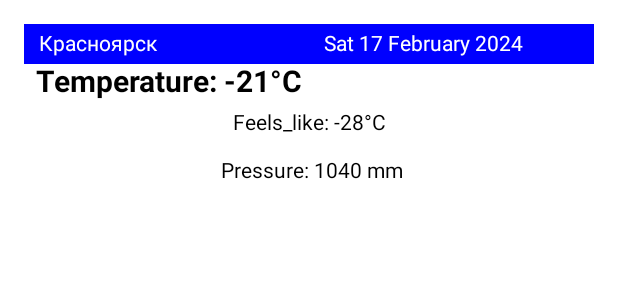
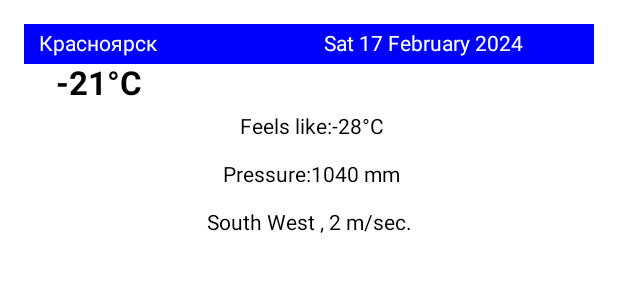
Before and after one commit to savelgmx/weatherforecast, an Android app built with Jetpack Compose: the @Preview function WeatherUISuccessPreview, on a phone screen of 412 x 824 dp. Shown: the top 300 px of the screen. Run offline under Robolectric (Android 15) with nearby library versions, the phone set to English and light mode, and no system bars; our stand-ins replace Dagger/Hilt's generated code.

Commit message:
Localization presents.Labels for ru and de locales //TODO record adding in to room table

```diff
--- a/app/src/main/java/com/example/weatherforecast/MainActivity.kt
+++ b/app/src/main/java/com/example/weatherforecast/MainActivity.kt
@@ -13,7 +13,6 @@ import androidx.compose.foundation.layout.fillMaxSize
 import androidx.compose.foundation.layout.fillMaxWidth
 import androidx.compose.foundation.layout.height
 import androidx.compose.foundation.layout.padding
-import androidx.compose.foundation.layout.size
 import androidx.compose.material3.CircularProgressIndicator
 import androidx.compose.material3.MaterialTheme
 import androidx.compose.material3.Surface
@@ -27,6 +26,7 @@ import androidx.compose.runtime.setValue
 import androidx.compose.ui.Alignment
 import androidx.compose.ui.Modifier
 import androidx.compose.ui.graphics.Color
+import androidx.compose.ui.platform.LocalContext
 import androidx.compose.ui.text.font.FontWeight
 import androidx.compose.ui.tooling.preview.Preview
 import androidx.compose.ui.unit.dp
@@ -94,11 +94,15 @@ fun WeatherUI(weatherState: Resource<WeatherResponse>) {
     ) {
         when (weatherState) {
             is Resource.Success -> {
+                val localContext = LocalContext.current //To access the context within a Composable function, use the LocalContext provided by Jetpack Compose
+
                 val temperature = weatherState.data?.main?.temp?.let { WeatherUtils.updateTemperature(it.toInt()) }
                 val name =weatherState.data?.name
-                val day= weatherState.data?.dt?.let { WeatherUtils.updateDateToToday(it.toInt()) }
-                val pressure = weatherState.data?.main?.pressure?.let { WeatherUtils.updatePressure(it) }
-                val feels_like = weatherState.data?.main?.feels_like?.let { WeatherUtils.updateTemperature(it.toInt()) }
+                val day=  weatherState.data?.dt?.let { WeatherUtils.updateDateToToday(it.toInt()) }
+                val pressure = localContext.getString(R.string.pressure)+":"+ weatherState.data?.main?.pressure?.let { WeatherUtils.updatePressure(it) }
+                val feels_like =localContext.getString(R.string.feels_like)+":"+ weatherState.data?.main?.feels_like?.let { WeatherUtils.updateTemperature(it.toInt()) }
+                val wind= weatherState.data?.wind?.speed?.let { WeatherUtils.updateWind(weatherState.data?.wind?.deg.toString(), it.toInt(),localContext) }
+
 
                 // Row 1: Name and Day with Blue Background
                 Row(
@@ -129,10 +133,10 @@ fun WeatherUI(weatherState: Resource<WeatherResponse>) {
                     horizontalArrangement = Arrangement.SpaceBetween
                 ) {
                     Text(
-                        text = "Temperature: $temperature",
+                        text = " $temperature",
                         fontWeight = FontWeight.Bold,
-                        fontSize = 20.sp,
-                        modifier = Modifier.padding(start = 8.dp)
+                        fontSize = 22.sp,
+                        modifier = Modifier.padding(start = 16.dp)
                     )
                     /*
                                          GlideImage(
@@ -143,8 +147,10 @@ fun WeatherUI(weatherState: Resource<WeatherResponse>) {
                     */
                 }
 
-                Text(text = "Feels_like: $feels_like", modifier = Modifier.padding(8.dp))
+                Text(text = " $feels_like", modifier = Modifier.padding(8.dp))
                 Text(text = " $pressure", modifier = Modifier.padding(8.dp))
+
+                Text(text="$wind",Modifier.padding(8.dp))
 
             }
             is Resource.Loading -> {
--- a/app/src/main/java/com/example/weatherforecast/utils/WeatherUtils.kt
+++ b/app/src/main/java/com/example/weatherforecast/utils/WeatherUtils.kt
@@ -1,6 +1,8 @@
 package com.example.weatherforecast.utils
 
 
+import android.content.Context
+import com.example.weatherforecast.R
 import java.text.SimpleDateFormat
 import java.util.*
 
@@ -48,26 +50,22 @@ class WeatherUtils {
 
         fun updatePressure(pressureValue: Int):String {
             val unitAbbreviation = chooseLocalizedUnitAbbreviation("mm", "in")
-            val pressure= "Pressure: $pressureValue $unitAbbreviation"
+            val pressure= "$pressureValue $unitAbbreviation"
             return pressure
         }
 
-        fun updateWind(windDirection: String, windSpeed: Int):String {
+        fun updateWind(windDirection: String, windSpeed: Int,context: Context):String {
             val unitAbbreviation = chooseLocalizedUnitAbbreviation("m/sec.", "mph")
-            val wind=degToCompass((windDirection).toInt())
+            val wind=degToCompass((windDirection).toInt(),context)
             val windstring  = "$wind , $windSpeed $unitAbbreviation"
             return windstring
         }
 
 
-        private fun degToCompass(num:Int): String {
-            var winDir = Math.floor((num / 22.5) + 0.5);
-            var directions = listOf<String>("North", "North North East", "North East", "East North East",
-                "East", "East South East", "South East", "South South East", "South",
-                "South South West", "South West", "West South West", "West", "West North West",
-                "North West", "North North West")
+        private fun degToCompass(num: Int, context: Context): String {
+            val winDir = Math.floor((num / 22.5) + 0.5).toInt()
+            val directions = context.resources.getStringArray(R.array.directions_array) // Load the array from resources
             return directions[(winDir % 16).toInt()]
-
         }
 
         fun updateDateToToday(dt: Int?):String {
--- /dev/null
+++ b/app/src/main/res/values/arrays.xml
@@ -0,0 +1,33 @@
+<?xml version="1.0" encoding="utf-8"?>
+<resources>
+
+    <string-array name="unitSystemValues">
+        <item>METRIC</item>
+        <item>IMPERIAL</item>
+    </string-array>
+
+    <string-array name="unitSystemEntries">
+        <item>Metric</item>
+        <item>Imperial</item>
+    </string-array>
+
+    <string-array name="directions_array">
+        <item>@string/direction_north</item>
+        <item>@string/direction_north_north_east</item>
+        <item>@string/direction_north_east</item>
+        <item>@string/direction_east_north_east</item>
+        <item>@string/direction_east</item>
+        <item>@string/direction_east_south_east</item>
+        <item>@string/direction_south_east</item>
+        <item>@string/direction_south_south_east</item>
+        <item>@string/direction_south</item>
+        <item>@string/direction_south_south_west</item>
+        <item>@string/direction_south_west</item>
+        <item>@string/direction_west_south_west</item>
+        <item>@string/direction_west</item>
+        <item>@string/direction_west_north_west</item>
+        <item>@string/direction_north_west</item>
+        <item>@string/direction_north_north_west</item>
+
+    </string-array>
+</resources>
--- a/app/src/main/res/values/strings.xml
+++ b/app/src/main/res/values/strings.xml
@@ -1,3 +1,37 @@
 <resources>
     <string name="app_name">weatherforecast</string>
+    <string name="feels_like">Feels like</string>
+    <string name="wind">Wind</string>
+    <string name="pressure">Pressure</string>
+    <string name="visibility">Visiblity</string>
+    <string name="day">Day</string>
+    <string name="night">Night</string>
+    <string name="sunrise">Sunrise</string>
+    <string name="sunset">Sunset</string>
+
+    <string name="direction_north">North</string>
+    <string name="direction_north_north_east">North North East</string>
+    <string name="direction_north_east">North East</string>
+    <string name="direction_east_north_east">East North East</string>
+    <string name="direction_east">East</string>
+    <string name="direction_east_south_east">East South East</string>
+    <string name="direction_south_east">South East</string>
+    <string name="direction_south_south_east">South South East</string>
+    <string name="direction_south">South</string>
+    <string name="direction_south_south_west">South South West</string>
+    <string name="direction_south_west">South West</string>
+    <string name="direction_west_south_west">West South West</string>
+    <string name="direction_west">West</string>
+    <string name="direction_west_north_west">West North West</string>
+    <string name="direction_north_west">North West</string>
+    <string name="direction_north_north_west">North North West</string>
+
+    <string name="pref_use_device_location_title">Use device location</string>
+    <string name="pref_use_device_location_summary">Allow the app to get your location</string>
+    <string name="pref_custom_location_title">Location</string>
+    <string name="pref_custom_location_summary">The location for which the weather is displayed</string>
+    <string name="pref_unit_system_title">Unit system</string>
+    <string name="pref_unit_system_summary">Select your preferred unit system</string>
+    <string name="weather_location_title">Settings</string>
+
 </resources>
```
Also changed, not shown: 2 other files.
